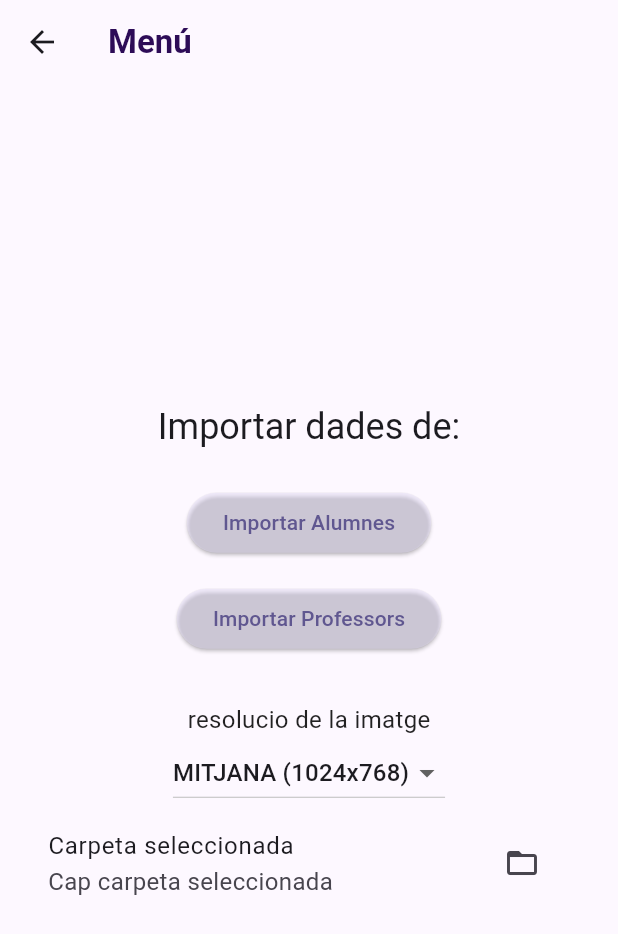
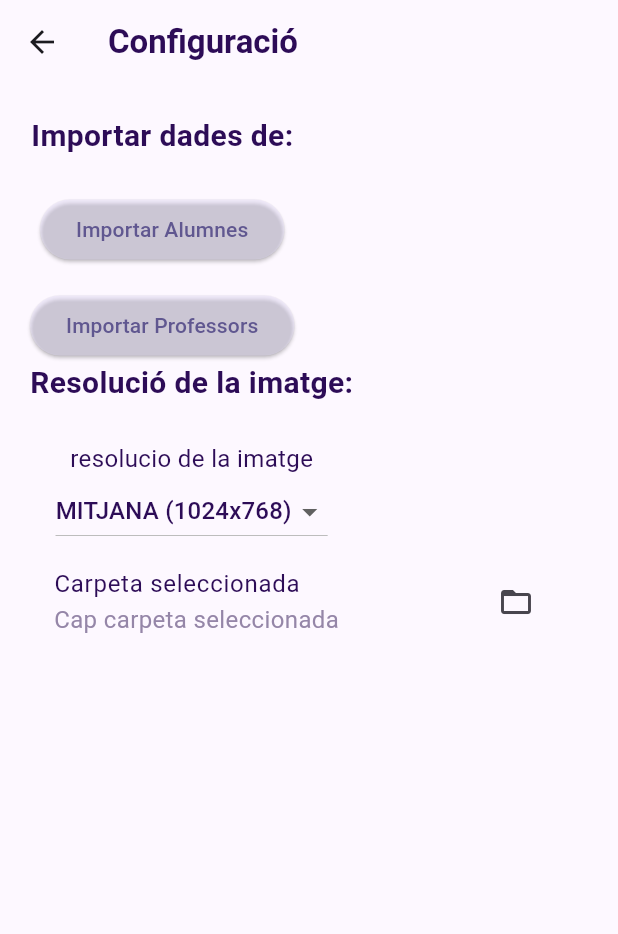
Before and after one commit to SofiaGracia/classpic, a Flutter app: the ConfigurationScreen screen opened by its route, on a phone screen of 412 x 824 dp. Shown: the top 934 px of the screen. Run offline on Flutter 3.47's test engine with Material 3 defaults, Android fonts, the phone set to English and light mode, and no system bars; our stand-ins replace animated_splash_screen, camera, file_picker, floor, flutter_image_compress, flutter_riverpod and 4 more; accounts and stored records are empty; generated files the repository leaves out were written again.

Commit message:
CLAS-191: Changed configuration.dart display

```diff
--- a/lib/presentation/screens/configuration.dart
+++ b/lib/presentation/screens/configuration.dart
@@ -4,9 +4,7 @@ import 'package:flutter_riverpod/flutter_riverpod.dart';
 import 'package:xml_fotos/presentation/widgets/image_configuration.dart';
 import 'package:xml_fotos/presentation/widgets/import_button.dart';
 import 'package:xml_fotos/presentation/widgets/uri_widget.dart';
-
-import '../../application/services/storage_service.dart';
-import 'manage_broken_images.dart';
+import 'package:xml_fotos/shared/themes/basic_theme.dart';
 
 class ConfigurationScreen extends ConsumerStatefulWidget {
 
@@ -30,21 +28,21 @@ class _ConfigurationScreenState extends ConsumerState<ConfigurationScreen> {
     return Scaffold(
       appBar: AppBar(
         title: Text(
-          'Menú',
+          'Configuració',
           style: Theme.of(context).textTheme.titleLarge,
         ),
       ),
-      body: Expanded(
-        //Hi ha que sustituir-ho per un scrollable de algo
-        child: Center(
-          child: Padding(
-            padding: const EdgeInsets.all(16.0),
-            child: Column(
+      body: ListView(
+        padding: EdgeInsets.all(20),
+        children: [
+          Row(
+            children: [
+              Column(
                 mainAxisSize: MainAxisSize.min,
                 children: [
                   Text(
                     'Importar dades de:',
-                  style: Theme.of(context).textTheme.headlineSmall,
+                    style: getTheme(context).textTheme.bodyMedium?.copyWith(fontSize: 20, fontWeight: FontWeight.bold),
                     textAlign: TextAlign.center,
                   ),
                   const SizedBox(height: 24),
@@ -53,15 +51,31 @@ class _ConfigurationScreenState extends ConsumerState<ConfigurationScreen> {
                   const SizedBox(height: 16),
                   //Teacher's ImportButton
                   ImportButton(isAlumne: false),
-                const SizedBox(height: 16),
-                const SizedBox(height: 16),
-                ImageConfigurationWidget(),
-                UriWidget(),
+
+                ],
+              )
             ],
           ),
+          Row(
+            children: [
+              Column(
+                mainAxisSize: MainAxisSize.min,
+                children: [
+                  Text(
+                    'Resolució de la imatge:',
+                    style: getTheme(context).textTheme.bodyMedium?.copyWith(fontSize: 20, fontWeight: FontWeight.bold),
+                    textAlign: TextAlign.center,
                   ),
+                  const SizedBox(height: 24),
+                  ImageConfigurationWidget(),
+
+                ],
+              )
+            ],
           ),
-      ),
+          UriWidget()
+        ],
+      )
     );
   }
 }
--- a/lib/presentation/widgets/image_configuration.dart
+++ b/lib/presentation/widgets/image_configuration.dart
@@ -1,4 +1,5 @@
 import 'package:flutter/cupertino.dart';
+import 'package:xml_fotos/shared/themes/basic_theme.dart';
 
 import 'image_resolution.dart';
 
@@ -10,7 +11,8 @@ class ImageConfigurationWidget extends StatelessWidget {
     return Center(
       child: Column(
         children: [
-          Text('resolucio de la imatge'),
+          Text('resolucio de la imatge',
+          style: getTheme(context).textTheme.bodyMedium,),
           ImageResolutionWidget()
         ],
       ),
--- a/lib/presentation/widgets/image_resolution.dart
+++ b/lib/presentation/widgets/image_resolution.dart
@@ -4,6 +4,7 @@ import 'package:flutter_riverpod/flutter_riverpod.dart';
 
 import '../../domain/models/qualitat_foto.dart';
 import '../../domain/models/resolucio.dart';
+import '../../shared/themes/basic_theme.dart';
 import '../providers/configuration_foto.dart';
 
 class ImageResolutionWidget extends ConsumerWidget {
@@ -19,7 +20,7 @@ class ImageResolutionWidget extends ConsumerWidget {
             final r = resolucioPerQualitat(qualitat);
             return DropdownMenuItem(
               value: qualitat,
-              child: Text('${qualitat.name.toUpperCase()} (${r.amplada}x${r.alcada})'),
+              child: Text('${qualitat.name.toUpperCase()} (${r.amplada}x${r.alcada})', style: getTheme(context).textTheme.bodyMedium,),
             );
           }).toList(),
           onChanged: (novaQualitat) async {
--- a/lib/presentation/widgets/uri_widget.dart
+++ b/lib/presentation/widgets/uri_widget.dart
@@ -2,6 +2,7 @@ import 'package:flutter/cupertino.dart';
 import 'package:flutter/material.dart';
 import 'package:flutter_riverpod/flutter_riverpod.dart';
 
+import '../../shared/themes/basic_theme.dart';
 import '../providers/uri_notifier.dart';
 
 class UriWidget extends ConsumerStatefulWidget {
@@ -15,8 +16,8 @@ class _UriWidgetState extends ConsumerState<UriWidget>{
 
   Widget mostrarUriWidget(String? uri){
     return ListTile(
-      title: Text('Carpeta seleccionada'),
-      subtitle: Text(uri ?? 'Cap carpeta seleccionada'),
+      title: Text('Carpeta seleccionada', style: getTheme(context).textTheme.bodyMedium,),
+      subtitle: Text(uri ?? 'Cap carpeta seleccionada', style: getTheme(context).textTheme.bodySmall),
       trailing: IconButton(
         icon: Icon(Icons.folder_open),
         tooltip: 'Canviar carpeta',
--- a/lib/shared/themes/basic_theme.dart
+++ b/lib/shared/themes/basic_theme.dart
@@ -14,12 +14,16 @@ ThemeData getTheme(BuildContext context) {
       ),
       bodyMedium: TextStyle(
         fontSize: 16,
-        color: Colors.black87,
+        color: HexColor.fromHex('2D0C57'),
       ),
       labelSmall: TextStyle(
         fontSize: 12,
         fontStyle: FontStyle.italic,
         color: Colors.grey[700],
+      ),
+      bodySmall: TextStyle(
+        fontSize: 16,
+        color: HexColor.fromHex('9586A8'),
       ),
     ),
     //Widgets
```
Lines whose indentation alone changed are shown as unchanged.
